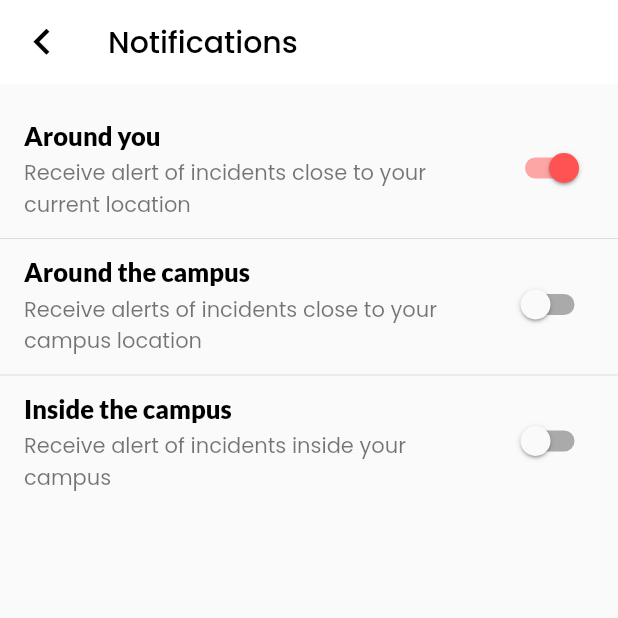
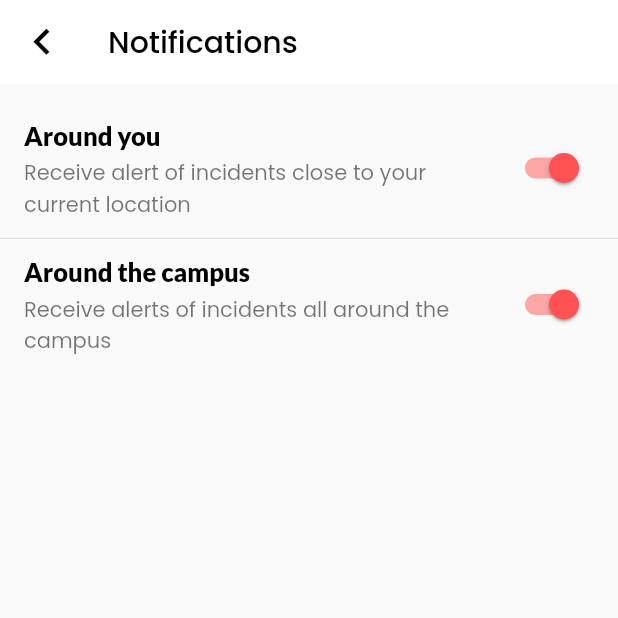
Before and after one commit to SafeGuide-Inc/SafeGuide, a Flutter app: the UserNotifications screen opened by its route, on a phone screen of 412 x 824 dp, the top half of it. Run offline on Flutter 3.47's test engine with Material 2 defaults, Android fonts, the phone set to English and light mode, and no system bars; our stand-ins replace flutter_dotenv, flutter_secure_storage, fluttertoast, font_awesome_flutter, geocoding, geolocator and 8 more; missing offline and left inert: flutter_phone_direct_caller; accounts and stored records are empty; network calls fail.

Commit message:
saving changes

```diff
--- a/app/lib/screens/home/report.dart
+++ b/app/lib/screens/home/report.dart
@@ -67,7 +67,7 @@ class _ReportIncidentState extends State<ReportIncident> {
       position.longitude,
     );
 
-    if (distanceInMeters <= 402.00) {
+    // if (distanceInMeters <= 402.00) {
     setState(() {
       HapticFeedback.mediumImpact();
       _markers.clear();
@@ -76,7 +76,7 @@ class _ReportIncidentState extends State<ReportIncident> {
         position: position,
       ));
     });
-    }
+    // }
   }
 
   void submitForm(RunMutation runMutation) async {
--- a/app/lib/screens/profile/notifications.dart
+++ b/app/lib/screens/profile/notifications.dart
@@ -19,15 +19,8 @@ class _UserNotificationsState extends State<UserNotifications> {
     {
       'id': "645345",
       'name': 'Around the campus',
-      'description':
-          'Receive alerts of incidents close to your campus location',
-      'active': false
-    },
-    {
-      'id': "87568",
-      'name': 'Inside the campus',
-      'description': 'Receive alert of incidents inside your campus',
-      'active': false
+      'description': 'Receive alerts of incidents all around the campus',
+      'active': true
     }
   ];
 
--- a/app/pubspec.yaml
+++ b/app/pubspec.yaml
@@ -57,6 +57,12 @@ dependencies:
 dev_dependencies:
   flutter_test:
     sdk: flutter
+  flutter_launcher_icons: ^0.13.1
+
+flutter_icons:
+  android: "launcher_icon"
+  ios: true
+  image_path: "assets/icons/safeguideicon.png"
 
   # The "flutter_lints" package below contains a set of recommended lints to
   # encourage good coding practices. The lint set provided by the package is
```
Also changed, not shown: app/lib/screens/login/signup.dart (+6 -3 lines), app/assets/icons/safeguideicon.png (added), app/flutter_01.png (added), app/flutter_02.png (added), app/pubspec.lock, 28 other files. Lines whose indentation alone changed are shown as unchanged.
